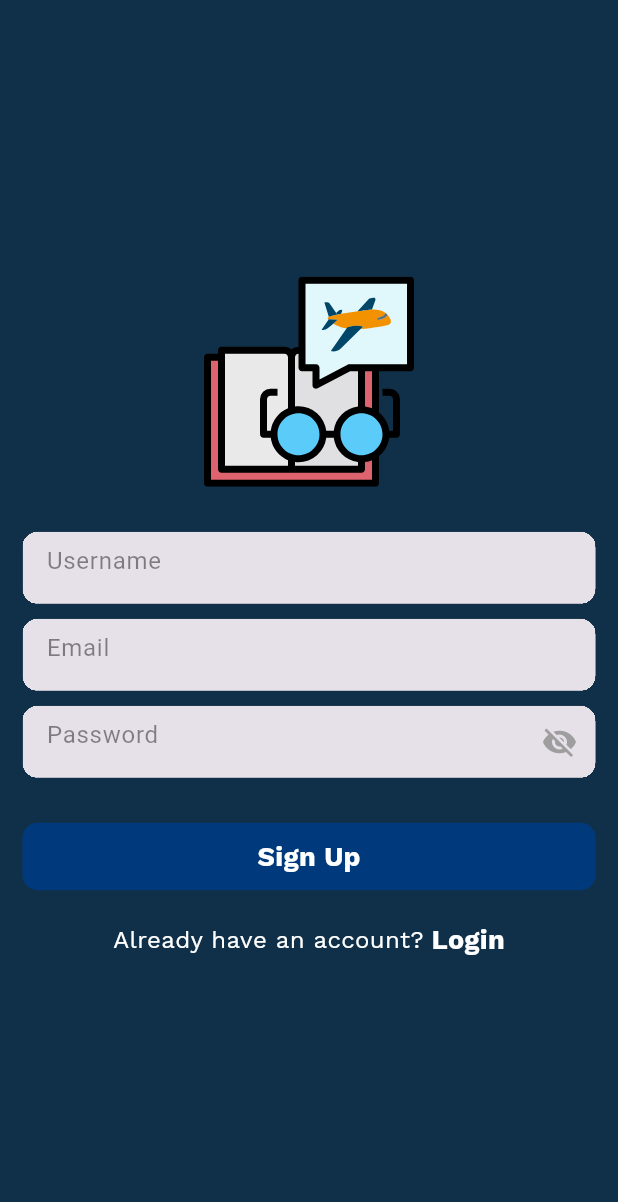
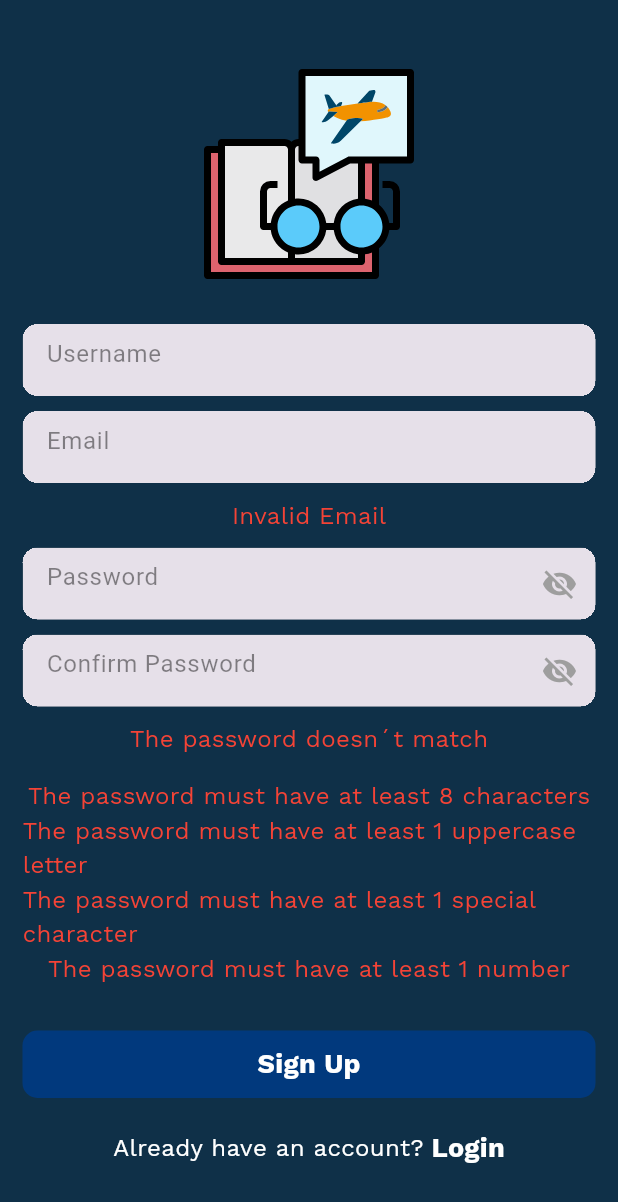
Before and after one commit to ISIS3510-Team-22/flutter-app, a Flutter app: the screen it shows after launch, after a tap on "Sign Up", on a phone screen of 412 x 824 dp. Shown: the top 1202 px of the screen. Run offline on Flutter 3.47's test engine with Material 3 defaults, Android fonts, the phone set to English and light mode, and no system bars; our stand-ins replace cloud_firestore, firebase_analytics, firebase_auth, firebase_core, flutter_svg, fluttertoast and 1 more; accounts and stored records are empty; network calls fail.

Commit message:
Update: The sign up page now have password verifications and other features

```diff
--- a/lib/views/login_view.dart
+++ b/lib/views/login_view.dart
@@ -50,7 +50,7 @@ class _LoginPageState extends State<LoginPage> {
               FormContainerWidget(
                 controller: _emailController,
                 hintText: "Email",
-                isPasswordField: false,
+                isPasswordField: false, onChanged: (value) {  },
               ),
               const SizedBox(
                 height: 10,
@@ -58,7 +58,7 @@ class _LoginPageState extends State<LoginPage> {
               FormContainerWidget(
                 controller: _passwordController,
                 hintText: "Password",
-                isPasswordField: true,
+                isPasswordField: true, onChanged: (value) {  },
               ),
               const SizedBox(
                 height: 30,
--- a/lib/views/sign_up_view.dart
+++ b/lib/views/sign_up_view.dart
@@ -17,18 +17,72 @@ class SignUpPage extends StatefulWidget {
 
 class _SignUpPageState extends State<SignUpPage> {
   final FirebaseAuthService _auth = FirebaseAuthService();
-
   final TextEditingController _usernameController = TextEditingController();
   final TextEditingController _emailController = TextEditingController();
   final TextEditingController _passwordController = TextEditingController();
+  final TextEditingController _confirmPasswordController =
+      TextEditingController();
 
   bool isSigningUp = false;
+
+  @override
+  void initState() {
+    super.initState();
+
+    // Start listening to changes.
+    _passwordController.addListener(checkPassword);
+    _emailController.addListener(isValidEmail);
+    _confirmPasswordController.addListener(passwordMatch);
+  }
+
+  void checkPassword() {
+    final text = _passwordController.text;
+
+    setState(() {
+      // Regular expression to verify the password requirements
+      containChar = text.length >= 8;
+      containMayus = RegExp(r'[A-Z]').hasMatch(text);
+      containNumber = RegExp(r'[0-9]').hasMatch(text);
+      containEspecial = RegExp(r'[!@#\$&*~]').hasMatch(text);
+    });
+  }
+
+  void isValidEmail() {
+    final email = _emailController.text;
+    setState(() {
+      // Regular expression to verify the email
+      final RegExp emailRegex = RegExp(
+        r'^[a-zA-Z0-9._%+-]+@[a-zA-Z0-9.-]+\.[a-zA-Z]{2,}$',
+      );
+      validEmail = emailRegex.hasMatch(email);
+    });
+  }
+
+  void passwordMatch() {
+    final password = _passwordController.text;
+    final confirmation = _confirmPasswordController.text;
+    setState(() {
+      if (password == confirmation) {
+        passwordEqual = true;
+      } else {
+        passwordEqual = false;
+      }
+    });
+  }
+
+  bool containChar = false;
+  bool containMayus = false;
+  bool containNumber = false;
+  bool containEspecial = false;
+  bool validEmail = false;
+  bool passwordEqual = false;
 
   @override
   void dispose() {
     _usernameController.dispose();
     _emailController.dispose();
     _passwordController.dispose();
+    _confirmPasswordController.dispose();
     super.dispose();
   }
 
@@ -52,6 +106,7 @@ class _SignUpPageState extends State<SignUpPage> {
                 controller: _usernameController,
                 hintText: "Username",
                 isPasswordField: false,
+                onChanged: (text) {},
               ),
               const SizedBox(
                 height: 10,
@@ -60,7 +115,25 @@ class _SignUpPageState extends State<SignUpPage> {
                 controller: _emailController,
                 hintText: "Email",
                 isPasswordField: false,
+                onChanged: (text) {},
               ),
+              Visibility(
+                  visible: !validEmail,
+                  child: const Column(
+                      mainAxisAlignment: MainAxisAlignment.center,
+                      children: [
+                        SizedBox(
+                          height: 10,
+                        ),
+                        Text(
+                          "Invalid Email",
+                          style: TextStyle(
+                            fontFamily: 'WorkSans',
+                            fontSize: 16,
+                            color: Colors.red,
+                          ),
+                        )
+                      ])),
               const SizedBox(
                 height: 10,
               ),
@@ -68,14 +141,84 @@ class _SignUpPageState extends State<SignUpPage> {
                 controller: _passwordController,
                 hintText: "Password",
                 isPasswordField: true,
+                onChanged: (text) {
+                  checkPassword();
+                },
+              ),
+              const SizedBox(
+                height: 10,
+              ),
+              FormContainerWidget(
+                controller: _confirmPasswordController,
+                hintText: "Confirm Password",
+                isPasswordField: true,
+                onChanged: (text) {
+                  //
+                },
+              ),
+              Visibility(
+                  visible: !passwordEqual,
+                  child: const Column(
+                      mainAxisAlignment: MainAxisAlignment.center,
+                      children: [
+                        SizedBox(
+                          height: 10,
+                        ),
+                        Text(
+                          "The password doesn´t match",
+                          style: TextStyle(
+                            fontFamily: 'WorkSans',
+                            fontSize: 16,
+                            color: Colors.red,
+                          ),
+                        )
+                      ])),
+              const SizedBox(
+                height: 15,
+              ),
+              Column(
+                mainAxisAlignment: MainAxisAlignment.center,
+                children: [
+                  Text(
+                    "The password must have at least 8 characters",
+                    style: TextStyle(
+                      fontFamily: 'WorkSans',
+                      fontSize: 16,
+                      color: containChar ? Colors.green : Colors.red,
+                    ),
+                  ),
+                  Text(
+                    "The password must have at least 1 uppercase letter",
+                    style: TextStyle(
+                      fontFamily: 'WorkSans',
+                      fontSize: 16,
+                      color: containMayus ? Colors.green : Colors.red,
+                    ),
+                  ),
+                  Text(
+                    "The password must have at least 1 special character",
+                    style: TextStyle(
+                      fontFamily: 'WorkSans',
+                      fontSize: 16,
+                      color: containEspecial ? Colors.green : Colors.red,
+                    ),
+                  ),
+                  Text(
+                    "The password must have at least 1 number",
+                    style: TextStyle(
+                      fontFamily: 'WorkSans',
+                      fontSize: 16,
+                      color: containNumber ? Colors.green : Colors.red,
+                    ),
+                  ),
+                ],
               ),
               const SizedBox(
                 height: 30,
               ),
               GestureDetector(
-                onTap:  (){
+                onTap: () {
                   _signUp();
-
                 },
                 child: Container(
                   width: double.infinity,
@@ -85,7 +228,11 @@ class _SignUpPageState extends State<SignUpPage> {
                     borderRadius: BorderRadius.circular(10),
                   ),
                   child: Center(
-                      child: isSigningUp ? const CircularProgressIndicator(color: Colors.white,):const Text(
+                      child: isSigningUp
+                          ? const CircularProgressIndicator(
+                              color: Colors.white,
+                            )
+                          : const Text(
                               "Sign Up",
                               style: bodyTextStyle,
                             )),
@@ -126,7 +273,28 @@ class _SignUpPageState extends State<SignUpPage> {
   }
 
   void _signUp() async {
+    // Verificar si todos los booleanos son verdaderos
+    if (!validEmail & !containChar & !containMayus & !containNumber & !containEspecial){
+      showToast(message: "Fill correctly the spaces");
+      return;
+    }
 
+    else if (!validEmail) {
+      showToast(message: "Invalid Email");
+      return;
+    }
+
+    else if (!containChar || !containMayus || !containNumber || !containEspecial) {
+      showToast(message: "Password does not meet the requirements");
+      return;
+    }
+
+    else if (!passwordEqual) {
+      showToast(message: "Passwords do not match");
+      return;
+    }
+
+    // Si todas las validaciones son correctas, continuar con el registro
     setState(() {
       isSigningUp = true;
     });
@@ -141,12 +309,13 @@ setState(() {
     setState(() {
       isSigningUp = false;
     });
+
     if (user != null) {
       showToast(message: "User is successfully created");
       // ignore: use_build_context_synchronously
-      Navigator.pushNamed(context, "/informacion");
+      Navigator.pushNamed(context, "/information");
     } else {
-      showToast(message: "Some error happend");
+      showToast(message: "Some error happened");
     }
   }
 }
--- a/lib/widgets/form_container_widget.dart
+++ b/lib/widgets/form_container_widget.dart
@@ -26,7 +26,7 @@ class FormContainerWidget extends StatefulWidget {
       this.onSaved,
       this.validator,
       this.onFieldSubmitted,
-      this.inputType});
+      this.inputType, required Null Function(dynamic value) onChanged});
 
   @override
   // ignore: library_private_types_in_public_api
```
Also changed, not shown: lib/views/login.dart (deleted, +0 -148 lines). Lines whose indentation alone changed are shown as unchanged.
